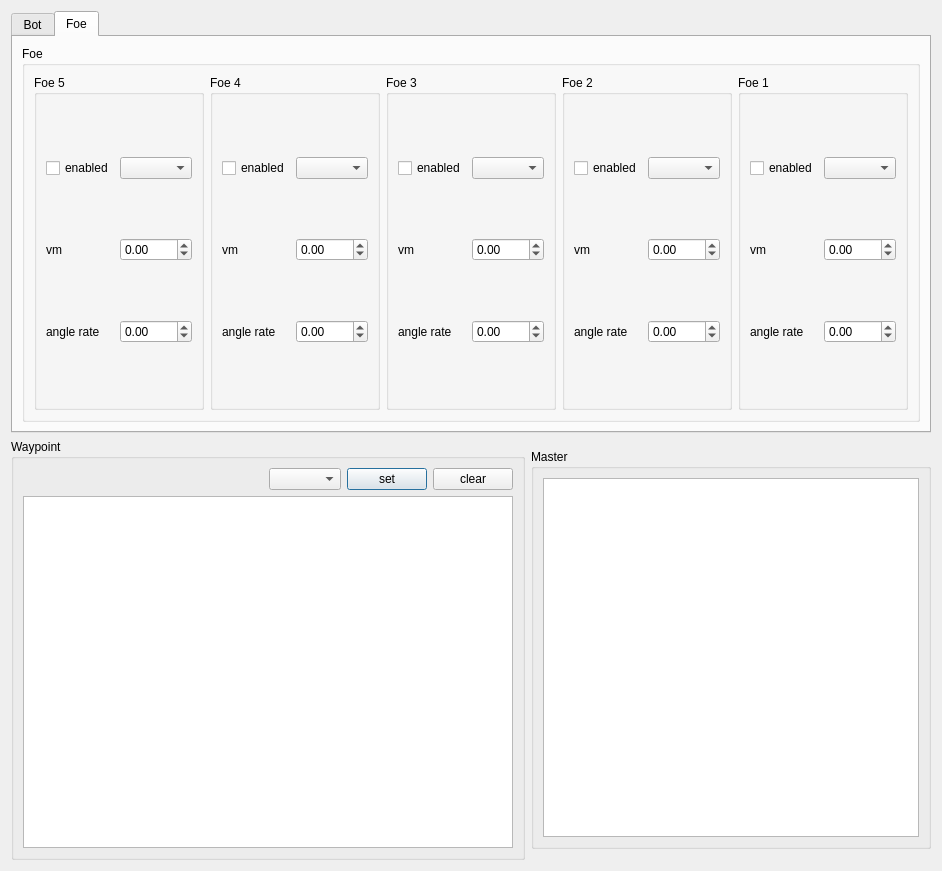
This is src/robosoccer_interface/robosoccer_teleop/scripts/gui/teleopdialog.ui in alifahrri/robosoccer_motion_planning as Qt 5 draws it before an edit. The edited form follows.
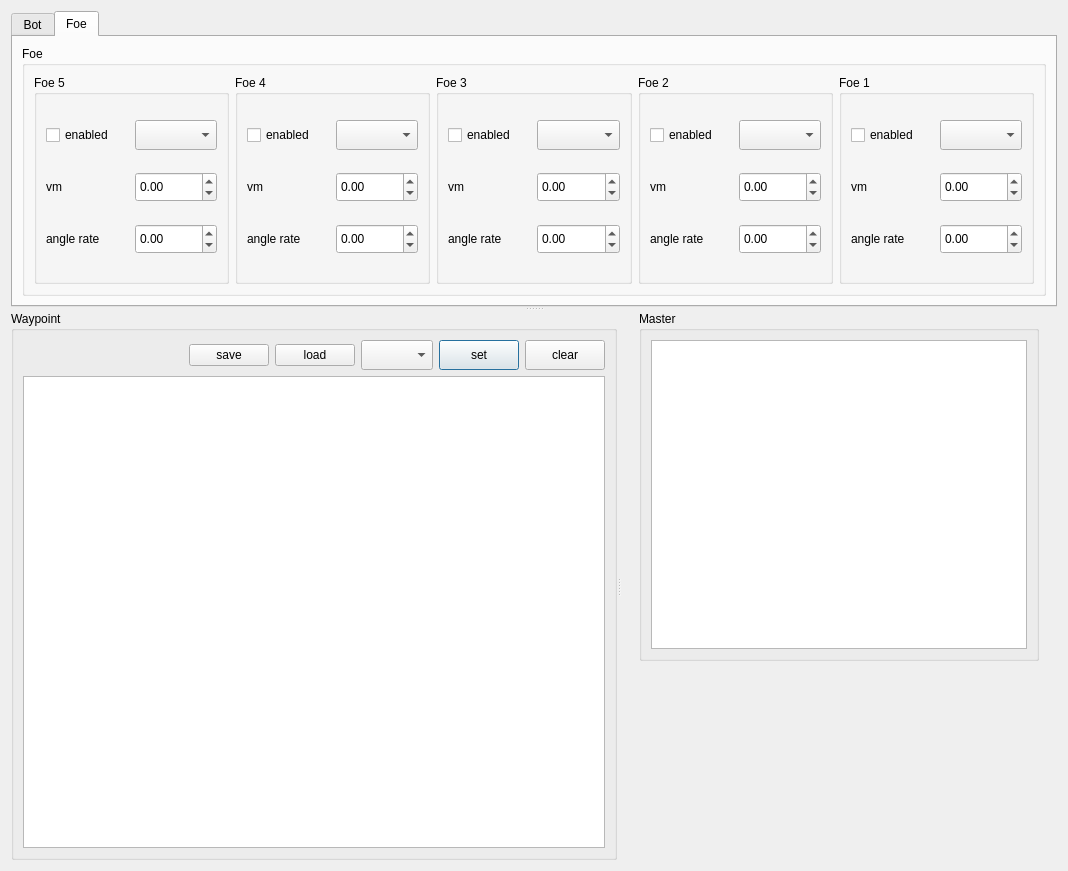
This is the edited form.

```diff
--- a/src/robosoccer_interface/robosoccer_teleop/scripts/gui/teleopdialog.ui
+++ b/src/robosoccer_interface/robosoccer_teleop/scripts/gui/teleopdialog.ui
@@ -6,7 +6,7 @@
    <rect>
     <x>0</x>
     <y>0</y>
-    <width>783</width>
+    <width>1068</width>
     <height>871</height>
    </rect>
   </property>
@@ -14,8 +14,24 @@
    <string>Dialog</string>
   </property>
   <layout class="QGridLayout" name="gridLayout_16">
-   <item row="0" column="0" colspan="2">
+   <item row="0" column="0">
+    <widget class="QSplitter" name="splitter_2">
+     <property name="orientation">
+      <enum>Qt::Vertical</enum>
+     </property>
     <widget class="QTabWidget" name="tabWidget">
+      <property name="sizePolicy">
+       <sizepolicy hsizetype="Expanding" vsizetype="Expanding">
+        <horstretch>0</horstretch>
+        <verstretch>0</verstretch>
+       </sizepolicy>
+      </property>
+      <property name="maximumSize">
+       <size>
+        <width>16777215</width>
+        <height>300</height>
+       </size>
+      </property>
      <property name="currentIndex">
       <number>1</number>
      </property>
@@ -307,28 +323,77 @@
       <layout class="QGridLayout" name="gridLayout_13">
        <item row="0" column="0">
         <widget class="QGroupBox" name="groupBox_2">
+          <property name="sizePolicy">
+           <sizepolicy hsizetype="Expanding" vsizetype="Expanding">
+            <horstretch>0</horstretch>
+            <verstretch>0</verstretch>
+           </sizepolicy>
+          </property>
          <property name="title">
           <string>Foe</string>
          </property>
          <layout class="QGridLayout" name="gridLayout_12">
           <item row="0" column="0">
            <widget class="QGroupBox" name="groupBox_12">
+             <property name="sizePolicy">
+              <sizepolicy hsizetype="Expanding" vsizetype="Expanding">
+               <horstretch>0</horstretch>
+               <verstretch>0</verstretch>
+              </sizepolicy>
+             </property>
             <property name="title">
              <string>Foe 5</string>
             </property>
             <layout class="QGridLayout" name="gridLayout_11">
              <item row="0" column="0">
               <widget class="QCheckBox" name="foe_checkBox_5">
+                <property name="sizePolicy">
+                 <sizepolicy hsizetype="Expanding" vsizetype="Expanding">
+                  <horstretch>0</horstretch>
+                  <verstretch>0</verstretch>
+                 </sizepolicy>
+                </property>
+                <property name="maximumSize">
+                 <size>
+                  <width>16777215</width>
+                  <height>30</height>
+                 </size>
+                </property>
                <property name="text">
                 <string>enabled</string>
                </property>
               </widget>
              </item>
              <item row="0" column="1">
-              <widget class="QComboBox" name="foe_comboBox_5"/>
+               <widget class="QComboBox" name="foe_comboBox_5">
+                <property name="sizePolicy">
+                 <sizepolicy hsizetype="Expanding" vsizetype="Expanding">
+                  <horstretch>0</horstretch>
+                  <verstretch>0</verstretch>
+                 </sizepolicy>
+                </property>
+                <property name="maximumSize">
+                 <size>
+                  <width>16777215</width>
+                  <height>30</height>
+                 </size>
+                </property>
+               </widget>
              </item>
              <item row="1" column="0">
               <widget class="QLabel" name="label_10">
+                <property name="sizePolicy">
+                 <sizepolicy hsizetype="Expanding" vsizetype="Expanding">
+                  <horstretch>0</horstretch>
+                  <verstretch>0</verstretch>
+                 </sizepolicy>
+                </property>
+                <property name="maximumSize">
+                 <size>
+                  <width>16777215</width>
+                  <height>30</height>
+                 </size>
+                </property>
                <property name="text">
                 <string>vm</string>
                </property>
@@ -336,6 +401,18 @@
              </item>
              <item row="1" column="1">
               <widget class="QDoubleSpinBox" name="foe_doubleSpinBox_5">
+                <property name="sizePolicy">
+                 <sizepolicy hsizetype="Expanding" vsizetype="Expanding">
+                  <horstretch>0</horstretch>
+                  <verstretch>0</verstretch>
+                 </sizepolicy>
+                </property>
+                <property name="maximumSize">
+                 <size>
+                  <width>16777215</width>
+                  <height>30</height>
+                 </size>
+                </property>
                <property name="minimum">
                 <double>-100.000000000000000</double>
                </property>
@@ -346,6 +423,18 @@
              </item>
              <item row="2" column="0">
               <widget class="QLabel" name="label_20">
+                <property name="sizePolicy">
+                 <sizepolicy hsizetype="Expanding" vsizetype="Expanding">
+                  <horstretch>0</horstretch>
+                  <verstretch>0</verstretch>
+                 </sizepolicy>
+                </property>
+                <property name="maximumSize">
+                 <size>
+                  <width>16777215</width>
+                  <height>30</height>
+                 </size>
+                </property>
                <property name="text">
                 <string>angle rate</string>
                </property>
@@ -353,6 +442,18 @@
              </item>
              <item row="2" column="1">
               <widget class="QDoubleSpinBox" name="foe_angle_rate_doubleSpinBox_5">
+                <property name="sizePolicy">
+                 <sizepolicy hsizetype="Expanding" vsizetype="Expanding">
+                  <horstretch>0</horstretch>
+                  <verstretch>0</verstretch>
+                 </sizepolicy>
+                </property>
+                <property name="maximumSize">
+                 <size>
+                  <width>16777215</width>
+                  <height>30</height>
+                 </size>
+                </property>
                <property name="minimum">
                 <double>-100.000000000000000</double>
                </property>
@@ -366,22 +467,65 @@
           </item>
           <item row="0" column="1">
            <widget class="QGroupBox" name="groupBox_11">
+             <property name="sizePolicy">
+              <sizepolicy hsizetype="Expanding" vsizetype="Expanding">
+               <horstretch>0</horstretch>
+               <verstretch>0</verstretch>
+              </sizepolicy>
+             </property>
             <property name="title">
              <string>Foe 4</string>
             </property>
             <layout class="QGridLayout" name="gridLayout_10">
              <item row="0" column="0">
               <widget class="QCheckBox" name="foe_checkBox_4">
+                <property name="sizePolicy">
+                 <sizepolicy hsizetype="Expanding" vsizetype="Expanding">
+                  <horstretch>0</horstretch>
+                  <verstretch>0</verstretch>
+                 </sizepolicy>
+                </property>
+                <property name="maximumSize">
+                 <size>
+                  <width>16777215</width>
+                  <height>30</height>
+                 </size>
+                </property>
                <property name="text">
                 <string>enabled</string>
                </property>
               </widget>
              </item>
              <item row="0" column="1">
-              <widget class="QComboBox" name="foe_comboBox_4"/>
+               <widget class="QComboBox" name="foe_comboBox_4">
+                <property name="sizePolicy">
+                 <sizepolicy hsizetype="Expanding" vsizetype="Expanding">
+                  <horstretch>0</horstretch>
+                  <verstretch>0</verstretch>
+                 </sizepolicy>
+                </property>
+                <property name="maximumSize">
+                 <size>
+                  <width>16777215</width>
+                  <height>30</height>
+                 </size>
+                </property>
+               </widget>
              </item>
              <item row="1" column="0">
               <widget class="QLabel" name="label_9">
+                <property name="sizePolicy">
+                 <sizepolicy hsizetype="Expanding" vsizetype="Expanding">
+                  <horstretch>0</horstretch>
+                  <verstretch>0</verstretch>
+                 </sizepolicy>
+                </property>
+                <property name="maximumSize">
+                 <size>
+                  <width>16777215</width>
+                  <height>30</height>
+                 </size>
+                </property>
                <property name="text">
                 <string>vm</string>
                </property>
@@ -389,6 +533,18 @@
              </item>
              <item row="1" column="1">
               <widget class="QDoubleSpinBox" name="foe_doubleSpinBox_4">
+                <property name="sizePolicy">
+                 <sizepolicy hsizetype="Expanding" vsizetype="Expanding">
+                  <horstretch>0</horstretch>
+                  <verstretch>0</verstretch>
+                 </sizepolicy>
+                </property>
+                <property name="maximumSize">
+                 <size>
+                  <width>16777215</width>
+                  <height>30</height>
+                 </size>
+                </property>
                <property name="minimum">
                 <double>-100.000000000000000</double>
                </property>
@@ -399,6 +555,18 @@
              </item>
              <item row="2" column="0">
               <widget class="QLabel" name="label_19">
+                <property name="sizePolicy">
+                 <sizepolicy hsizetype="Expanding" vsizetype="Expanding">
+                  <horstretch>0</horstretch>
+                  <verstretch>0</verstretch>
+                 </sizepolicy>
+                </property>
+                <property name="maximumSize">
+                 <size>
+                  <width>16777215</width>
+                  <height>30</height>
+                 </size>
+                </property>
                <property name="text">
                 <string>angle rate</string>
                </property>
@@ -406,6 +574,18 @@
              </item>
              <item row="2" column="1">
               <widget class="QDoubleSpinBox" name="foe_angle_rate_doubleSpinBox_4">
+                <property name="sizePolicy">
+                 <sizepolicy hsizetype="Expanding" vsizetype="Expanding">
+                  <horstretch>0</horstretch>
+                  <verstretch>0</verstretch>
+                 </sizepolicy>
+                </property>
+                <property name="maximumSize">
+                 <size>
+                  <width>16777215</width>
+                  <height>30</height>
+                 </size>
+                </property>
                <property name="minimum">
                 <double>-100.000000000000000</double>
                </property>
@@ -419,22 +599,65 @@
           </item>
           <item row="0" column="2">
            <widget class="QGroupBox" name="groupBox_10">
+             <property name="sizePolicy">
+              <sizepolicy hsizetype="Expanding" vsizetype="Expanding">
+               <horstretch>0</horstretch>
+               <verstretch>0</verstretch>
+              </sizepolicy>
+             </property>
             <property name="title">
              <string>Foe 3</string>
             </property>
             <layout class="QGridLayout" name="gridLayout_9">
              <item row="0" column="0">
               <widget class="QCheckBox" name="foe_checkBox_3">
+                <property name="sizePolicy">
+                 <sizepolicy hsizetype="Expanding" vsizetype="Expanding">
+                  <horstretch>0</horstretch>
+                  <verstretch>0</verstretch>
+                 </sizepolicy>
+                </property>
+                <property name="maximumSize">
+                 <size>
+                  <width>16777215</width>
+                  <height>30</height>
+                 </size>
+                </property>
                <property name="text">
                 <string>enabled</string>
                </property>
               </widget>
              </item>
              <item row="0" column="1">
-              <widget class="QComboBox" name="foe_comboBox_3"/>
+               <widget class="QComboBox" name="foe_comboBox_3">
+                <property name="sizePolicy">
+                 <sizepolicy hsizetype="Expanding" vsizetype="Expanding">
+                  <horstretch>0</horstretch>
+                  <verstretch>0</verstretch>
+                 </sizepolicy>
+                </property>
+                <property name="maximumSize">
+                 <size>
+                  <width>16777215</width>
+                  <height>30</height>
+                 </size>
+                </property>
+               </widget>
              </item>
              <item row="1" column="0">
               <widget class="QLabel" name="label_8">
+                <property name="sizePolicy">
+                 <sizepolicy hsizetype="Expanding" vsizetype="Expanding">
+                  <horstretch>0</horstretch>
+                  <verstretch>0</verstretch>
+                 </sizepolicy>
+                </property>
+                <property name="maximumSize">
+                 <size>
+                  <width>16777215</width>
+                  <height>30</height>
+                 </size>
+                </property>
                <property name="text">
                 <string>vm</string>
                </property>
@@ -442,6 +665,18 @@
              </item>
              <item row="1" column="1">
               <widget class="QDoubleSpinBox" name="foe_doubleSpinBox_3">
+                <property name="sizePolicy">
+                 <sizepolicy hsizetype="Expanding" vsizetype="Expanding">
+                  <horstretch>0</horstretch>
+                  <verstretch>0</verstretch>
+                 </sizepolicy>
+                </property>
+                <property name="maximumSize">
+                 <size>
+                  <width>16777215</width>
+                  <height>30</height>
+                 </size>
+                </property>
                <property name="minimum">
                 <double>-100.000000000000000</double>
                </property>
@@ -452,6 +687,18 @@
              </item>
              <item row="2" column="0">
               <widget class="QLabel" name="label_18">
+                <property name="sizePolicy">
+                 <sizepolicy hsizetype="Expanding" vsizetype="Expanding">
+                  <horstretch>0</horstretch>
+                  <verstretch>0</verstretch>
+                 </sizepolicy>
+                </property>
+                <property name="maximumSize">
+                 <size>
+                  <width>16777215</width>
+                  <height>30</height>
+                 </size>
+                </property>
                <property name="text">
                 <string>angle rate</string>
                </property>
@@ -459,6 +706,18 @@
              </item>
              <item row="2" column="1">
               <widget class="QDoubleSpinBox" name="foe_angle_rate_doubleSpinBox_3">
+                <property name="sizePolicy">
+                 <sizepolicy hsizetype="Expanding" vsizetype="Expanding">
+                  <horstretch>0</horstretch>
+                  <verstretch>0</verstretch>
+                 </sizepolicy>
+                </property>
+                <property name="maximumSize">
+                 <size>
+                  <width>16777215</width>
+                  <height>30</height>
+                 </size>
+                </property>
                <property name="minimum">
                 <double>-100.000000000000000</double>
                </property>
@@ -472,22 +731,65 @@
           </item>
           <item row="0" column="3">
            <widget class="QGroupBox" name="groupBox_9">
+             <property name="sizePolicy">
+              <sizepolicy hsizetype="Expanding" vsizetype="Expanding">
+               <horstretch>0</horstretch>
+               <verstretch>0</verstretch>
+              </sizepolicy>
+             </property>
             <property name="title">
              <string>Foe 2</string>
             </property>
             <layout class="QGridLayout" name="gridLayout_8">
              <item row="0" column="0">
               <widget class="QCheckBox" name="foe_checkBox_2">
+                <property name="sizePolicy">
+                 <sizepolicy hsizetype="Expanding" vsizetype="Expanding">
+                  <horstretch>0</horstretch>
+                  <verstretch>0</verstretch>
+                 </sizepolicy>
+                </property>
+                <property name="maximumSize">
+                 <size>
+                  <width>16777215</width>
+                  <height>30</height>
+                 </size>
+                </property>
                <property name="text">
                 <string>enabled</string>
                </property>
               </widget>
              </item>
              <item row="0" column="1">
-              <widget class="QComboBox" name="foe_comboBox_2"/>
+               <widget class="QComboBox" name="foe_comboBox_2">
+                <property name="sizePolicy">
+                 <sizepolicy hsizetype="Expanding" vsizetype="Expanding">
+                  <horstretch>0</horstretch>
+                  <verstretch>0</verstretch>
+                 </sizepolicy>
+                </property>
+                <property name="maximumSize">
+                 <size>
+                  <width>16777215</width>
+                  <height>30</height>
+                 </size>
+                </property>
+               </widget>
              </item>
              <item row="1" column="0">
               <widget class="QLabel" name="label_7">
+                <property name="sizePolicy">
+                 <sizepolicy hsizetype="Expanding" vsizetype="Expanding">
+                  <horstretch>0</horstretch>
+                  <verstretch>0</verstretch>
+                 </sizepolicy>
+                </property>
+                <property name="maximumSize">
+                 <size>
+                  <width>16777215</width>
+                  <height>30</height>
+                 </size>
+                </property>
                <property name="text">
                 <string>vm</string>
                </property>
@@ -495,6 +797,18 @@
              </item>
              <item row="1" column="1">
               <widget class="QDoubleSpinBox" name="foe_doubleSpinBox_2">
+                <property name="sizePolicy">
+                 <sizepolicy hsizetype="Expanding" vsizetype="Expanding">
+                  <horstretch>0</horstretch>
+                  <verstretch>0</verstretch>
+                 </sizepolicy>
+                </property>
+                <property name="maximumSize">
+                 <size>
+                  <width>16777215</width>
+                  <height>30</height>
+                 </size>
+                </property>
                <property name="minimum">
                 <double>-100.000000000000000</double>
                </property>
@@ -505,6 +819,18 @@
              </item>
              <item row="2" column="0">
               <widget class="QLabel" name="label_17">
+                <property name="sizePolicy">
+                 <sizepolicy hsizetype="Expanding" vsizetype="Expanding">
+                  <horstretch>0</horstretch>
+                  <verstretch>0</verstretch>
+                 </sizepolicy>
+                </property>
+                <property name="maximumSize">
+                 <size>
+                  <width>16777215</width>
+                  <height>30</height>
+                 </size>
+                </property>
                <property name="text">
                 <string>angle rate</string>
                </property>
@@ -512,6 +838,18 @@
              </item>
              <item row="2" column="1">
               <widget class="QDoubleSpinBox" name="foe_angle_rate_doubleSpinBox_2">
+                <property name="sizePolicy">
+                 <sizepolicy hsizetype="Expanding" vsizetype="Expanding">
+                  <horstretch>0</horstretch>
+                  <verstretch>0</verstretch>
+                 </sizepolicy>
+                </property>
+                <property name="maximumSize">
+                 <size>
+                  <width>16777215</width>
+                  <height>30</height>
+                 </size>
+                </property>
                <property name="minimum">
                 <double>-100.000000000000000</double>
                </property>
@@ -525,22 +863,65 @@
           </item>
           <item row="0" column="4">
            <widget class="QGroupBox" name="groupBox_8">
+             <property name="sizePolicy">
+              <sizepolicy hsizetype="Expanding" vsizetype="Expanding">
+               <horstretch>0</horstretch>
+               <verstretch>0</verstretch>
+              </sizepolicy>
+             </property>
             <property name="title">
              <string>Foe 1</string>
             </property>
             <layout class="QGridLayout" name="gridLayout_6">
              <item row="0" column="0">
               <widget class="QCheckBox" name="foe_checkBox_1">
+                <property name="sizePolicy">
+                 <sizepolicy hsizetype="Expanding" vsizetype="Expanding">
+                  <horstretch>0</horstretch>
+                  <verstretch>0</verstretch>
+                 </sizepolicy>
+                </property>
+                <property name="maximumSize">
+                 <size>
+                  <width>16777215</width>
+                  <height>30</height>
+                 </size>
+                </property>
                <property name="text">
                 <string>enabled</string>
                </property>
               </widget>
              </item>
              <item row="0" column="1">
-              <widget class="QComboBox" name="foe_comboBox_1"/>
+               <widget class="QComboBox" name="foe_comboBox_1">
+                <property name="sizePolicy">
+                 <sizepolicy hsizetype="Expanding" vsizetype="Expanding">
+                  <horstretch>0</horstretch>
+                  <verstretch>0</verstretch>
+                 </sizepolicy>
+                </property>
+                <property name="maximumSize">
+                 <size>
+                  <width>16777215</width>
+                  <height>30</height>
+                 </size>
+                </property>
+               </widget>
              </item>
              <item row="1" column="0">
               <widget class="QLabel" name="label_6">
+                <property name="sizePolicy">
+                 <sizepolicy hsizetype="Expanding" vsizetype="Expanding">
+                  <horstretch>0</horstretch>
+                  <verstretch>0</verstretch>
+                 </sizepolicy>
+                </property>
+                <property name="maximumSize">
+                 <size>
+                  <width>16777215</width>
+                  <height>30</height>
+                 </size>
+                </property>
                <property name="text">
                 <string>vm</string>
                </property>
@@ -548,6 +929,18 @@
              </item>
              <item row="1" column="1">
               <widget class="QDoubleSpinBox" name="foe_doubleSpinBox_1">
+                <property name="sizePolicy">
+                 <sizepolicy hsizetype="Expanding" vsizetype="Expanding">
+                  <horstretch>0</horstretch>
+                  <verstretch>0</verstretch>
+                 </sizepolicy>
+                </property>
+                <property name="maximumSize">
+                 <size>
+                  <width>16777215</width>
+                  <height>30</height>
+                 </size>
+                </property>
                <property name="minimum">
                 <double>-100.000000000000000</double>
                </property>
@@ -558,6 +951,18 @@
              </item>
              <item row="2" column="0">
               <widget class="QLabel" name="label_16">
+                <property name="sizePolicy">
+                 <sizepolicy hsizetype="Expanding" vsizetype="Expanding">
+                  <horstretch>0</horstretch>
+                  <verstretch>0</verstretch>
+                 </sizepolicy>
+                </property>
+                <property name="maximumSize">
+                 <size>
+                  <width>16777215</width>
+                  <height>30</height>
+                 </size>
+                </property>
                <property name="text">
                 <string>angle rate</string>
                </property>
@@ -565,6 +970,18 @@
              </item>
              <item row="2" column="1">
               <widget class="QDoubleSpinBox" name="foe_angle_rate_doubleSpinBox_1">
+                <property name="sizePolicy">
+                 <sizepolicy hsizetype="Expanding" vsizetype="Expanding">
+                  <horstretch>0</horstretch>
+                  <verstretch>0</verstretch>
+                 </sizepolicy>
+                </property>
+                <property name="maximumSize">
+                 <size>
+                  <width>16777215</width>
+                  <height>30</height>
+                 </size>
+                </property>
                <property name="minimum">
                 <double>-100.000000000000000</double>
                </property>
@@ -582,9 +999,17 @@
       </layout>
      </widget>
     </widget>
-   </item>
-   <item row="1" column="0">
+     <widget class="QSplitter" name="splitter">
+      <property name="orientation">
+       <enum>Qt::Horizontal</enum>
+      </property>
     <widget class="QGroupBox" name="groupBox_14">
+       <property name="minimumSize">
+        <size>
+         <width>500</width>
+         <height>500</height>
+        </size>
+       </property>
      <property name="title">
       <string>Waypoint</string>
      </property>
@@ -602,30 +1027,82 @@
         </property>
        </spacer>
       </item>
-      <item row="0" column="2">
-       <widget class="QComboBox" name="wp_comboBox"/>
-      </item>
       <item row="0" column="3">
+         <widget class="QComboBox" name="wp_comboBox">
+          <property name="sizePolicy">
+           <sizepolicy hsizetype="Preferred" vsizetype="Expanding">
+            <horstretch>0</horstretch>
+            <verstretch>0</verstretch>
+           </sizepolicy>
+          </property>
+          <property name="maximumSize">
+           <size>
+            <width>16777215</width>
+            <height>30</height>
+           </size>
+          </property>
+         </widget>
+        </item>
+        <item row="0" column="4">
        <widget class="QPushButton" name="wp_setBtn">
+          <property name="sizePolicy">
+           <sizepolicy hsizetype="Minimum" vsizetype="Expanding">
+            <horstretch>0</horstretch>
+            <verstretch>0</verstretch>
+           </sizepolicy>
+          </property>
+          <property name="maximumSize">
+           <size>
+            <width>16777215</width>
+            <height>30</height>
+           </size>
+          </property>
         <property name="text">
          <string>set</string>
         </property>
        </widget>
       </item>
-      <item row="0" column="4">
+        <item row="0" column="5">
        <widget class="QPushButton" name="wp_clearBtn">
+          <property name="sizePolicy">
+           <sizepolicy hsizetype="Minimum" vsizetype="Expanding">
+            <horstretch>0</horstretch>
+            <verstretch>0</verstretch>
+           </sizepolicy>
+          </property>
+          <property name="maximumSize">
+           <size>
+            <width>16777215</width>
+            <height>30</height>
+           </size>
+          </property>
         <property name="text">
          <string>clear</string>
         </property>
        </widget>
       </item>
-      <item row="1" column="0" colspan="5">
+        <item row="1" column="0" colspan="6">
        <widget class="QGraphicsView" name="wp_graphicsView"/>
       </item>
-     </layout>
-    </widget>
-   </item>
-   <item row="1" column="1">
+        <item row="0" column="2">
+         <widget class="QPushButton" name="load_btn">
+          <property name="text">
+           <string>load</string>
+          </property>
+         </widget>
+        </item>
+        <item row="0" column="1">
+         <widget class="QPushButton" name="save_btn">
+          <property name="text">
+           <string>save</string>
+          </property>
+         </widget>
+        </item>
+       </layout>
+      </widget>
+      <widget class="QWidget" name="">
+       <layout class="QGridLayout" name="gridLayout_14">
+        <item row="0" column="0">
     <widget class="QGroupBox" name="groupBox_13">
      <property name="minimumSize">
       <size>
@@ -642,11 +1119,36 @@
      <property name="title">
       <string>Master</string>
      </property>
-     <layout class="QGridLayout" name="gridLayout_14">
-      <item row="0" column="0">
-       <widget class="QGraphicsView" name="graphicsView"/>
-      </item>
-     </layout>
+          <layout class="QVBoxLayout" name="verticalLayout">
+           <item>
+            <widget class="QGraphicsView" name="graphicsView">
+             <property name="maximumSize">
+              <size>
+               <width>400</width>
+               <height>16777215</height>
+              </size>
+             </property>
+            </widget>
+           </item>
+          </layout>
+         </widget>
+        </item>
+        <item row="1" column="0">
+         <spacer name="verticalSpacer">
+          <property name="orientation">
+           <enum>Qt::Vertical</enum>
+          </property>
+          <property name="sizeHint" stdset="0">
+           <size>
+            <width>20</width>
+            <height>40</height>
+           </size>
+          </property>
+         </spacer>
+        </item>
+       </layout>
+      </widget>
+     </widget>
     </widget>
    </item>
   </layout>
```
Left out of the diff: 619 changed lines with no effect on the pictures. Lines whose indentation alone changed are shown as unchanged.
